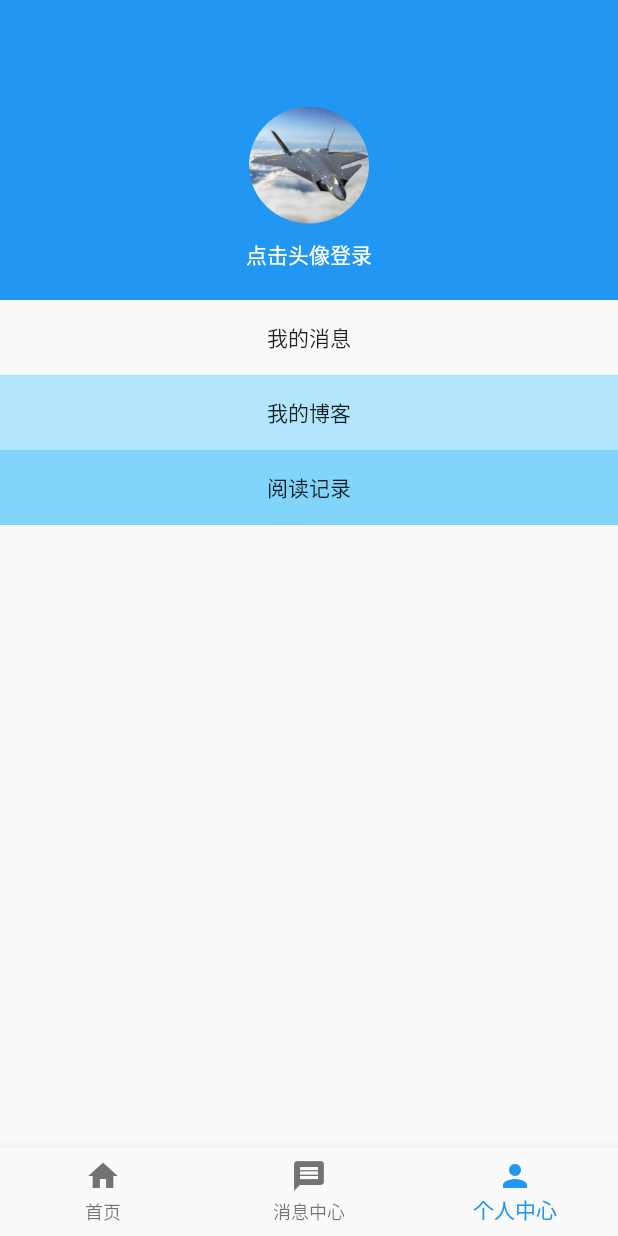
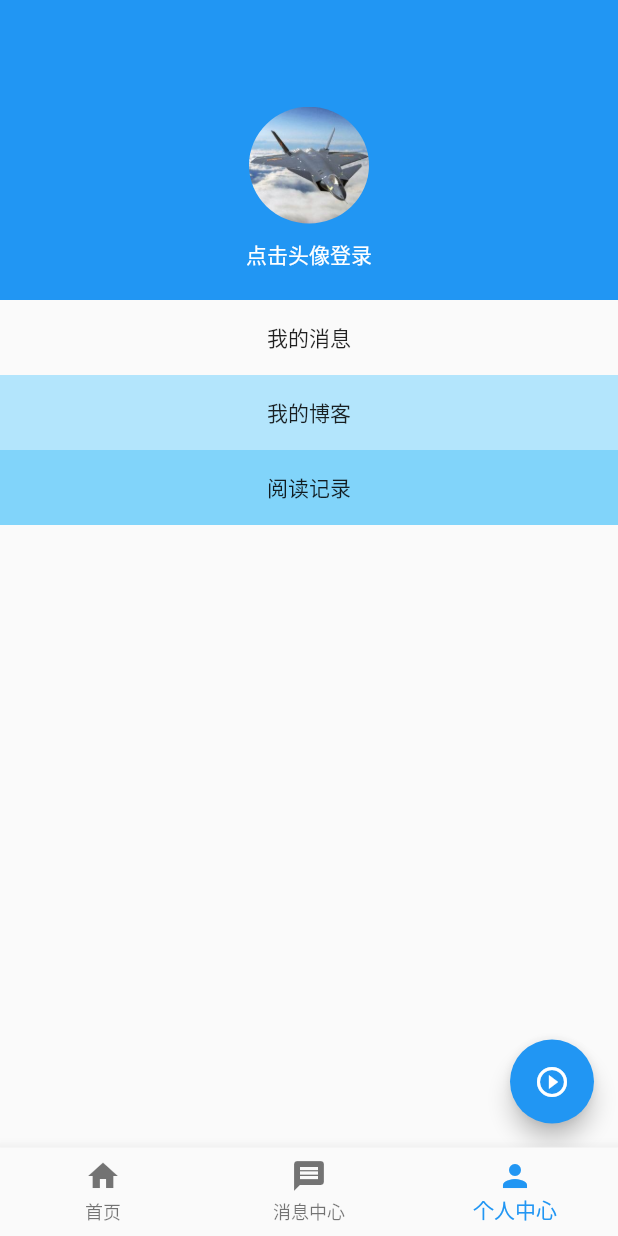
Before and after one commit to mcdull729/flutter_study_easy, a Flutter app: the screen it shows after launch, item 3 of the bottom bar chosen, on a phone screen of 412 x 824 dp. Run offline on Flutter 3.47's test engine with Material 2 defaults, Android fonts, the phone set to English and light mode, and no system bars; our stand-ins replace dio, shared_preferences, toast; missing offline and left inert: banner; accounts and stored records are empty; generated files the repository leaves out were written again; network calls fail.

Commit message:
登录接口调试通

```diff
--- a/jsons/base_response.json
+++ b/jsons/base_response.json
@@ -1,5 +1,5 @@
 {
   "errCode":"123",
   "errMsg":"123",
-  "data":"123"
+  "data": {}
 }
--- a/lib/main.dart
+++ b/lib/main.dart
@@ -9,10 +9,12 @@ import 'widget/my_drawer.dart';
 
 void main() {
   final userModel = UserModel();
+//  Global.init().then((e) {
   runApp(ChangeNotifierProvider.value(
     value: userModel,
     child: MyApp(),
   ));
+//  });
 }
 
 ///我们要实现一个基础的APP，它包含
--- a/lib/models/base_response.dart
+++ b/lib/models/base_response.dart
@@ -8,7 +8,7 @@ class Base_response {
 
     String errCode;
     String errMsg;
-    String data;
+    Map<String,dynamic> data;
 
     factory Base_response.fromJson(Map<String,dynamic> json) => _$Base_responseFromJson(json);
     Map<String, dynamic> toJson() => _$Base_responseToJson(this);
--- a/lib/net/dio_http.dart
+++ b/lib/net/dio_http.dart
@@ -24,6 +24,7 @@ class HttpManager {
     dio.options.baseUrl = "http://app.interface.caiduoduo.com/App.php";
     dio.options.connectTimeout = 5000;
     dio.options.receiveTimeout = 10000;
+    dio.options.contentType = Headers.formUrlEncodedContentType;
     dio.interceptors.add(LogInterceptor(request: true, responseBody: true));
   }
 
@@ -91,7 +92,7 @@ class HttpManager {
 //    print("base_response == $base_response");
 
 //    Map<String, dynamic> dataMap = json.decode(response.data);
-    if (base_response == null || base_response.errCode != 0) {
+    if (base_response == null || base_response.errCode != "Ok") {
       _error(errorCallBack, "错误码：" + base_response.errMsg.toString());
     } else if (suceessCallBack != null) {
       suceessCallBack(base_response);
--- a/lib/page/personal_page.dart
+++ b/lib/page/personal_page.dart
@@ -1,16 +1,57 @@
+import 'dart:convert';
+
 import 'package:flutter/material.dart';
-import 'package:provider/provider.dart';
+import 'package:flutter_study3/models/user_info.dart';
+import 'package:shared_preferences/shared_preferences.dart';
 
-import '../model/user_model.dart';
 import 'login_page.dart';
 
-class PersonalPage extends StatelessWidget {
-//  var userInfo;
+class PersonalPage extends StatefulWidget {
+  @override
+  State<StatefulWidget> createState() {
+    // TODO: implement createState
+    return _PersonalPageState();
+  }
+}
+
+class _PersonalPageState extends State<PersonalPage> {
   var listTitles = ["我的消息", "我的博客", "阅读记录"];
+  User_info user_info;
+  bool showLoading = true;
+
+  @override
+  void initState() {
+    super.initState();
+    getUserData();
+  }
 
   @override
   Widget build(BuildContext context) {
-    final userModel = Provider.of<UserModel>(context);
+//    final userModel = Provider.of<UserModel>(context);
+    return getBody();
+  }
+
+  getUserData() async {
+    await SharedPreferences.getInstance().then((sp) {
+      String js = sp.getString("userInfo");
+      debugPrint("js == $js");
+      setState(() {
+        showLoading = false;
+      });
+      if (js.isNotEmpty) {
+        setState(() {
+          user_info = User_info.fromJson(json.decode(js));
+        });
+      }
+    });
+  }
+
+  getBody() {
+    if (showLoading) {
+      return Center(
+        child: CircularProgressIndicator(),
+      );
+    } else {
       return Scaffold(
 //      appBar: AppBar(
 //        title: Text('个人中心'),
@@ -33,7 +74,7 @@ class PersonalPage extends StatelessWidget {
               flexibleSpace: InkWell(
                 //inkwell 可以实现触摸水波纹效果
                 onTap: () {
-                if (!userModel.isLogin) {
+                  if (user_info == null) {
                     Navigator.of(context).push(MaterialPageRoute(builder: (context) {
                       return LoginPage();
                     }));
@@ -43,7 +84,7 @@ class PersonalPage extends StatelessWidget {
                 child: Column(
                   mainAxisAlignment: MainAxisAlignment.end,
                   children: <Widget>[
-                  userModel.userInfo == null
+                    user_info == null
                         ? ClipOval(
                             child: Image.asset(
                               "assets/imgs/avatar.png",
@@ -65,7 +106,7 @@ class PersonalPage extends StatelessWidget {
                     Container(
                       margin: EdgeInsets.only(top: 10, bottom: 20),
                       child: Text(
-                      userModel.isLogin ? userModel.userInfo.toString() : "点击头像登录",
+                        user_info != null ? user_info.username : "点击头像登录",
                         style: TextStyle(color: Colors.white),
                       ),
                     ),
@@ -127,6 +168,22 @@ class PersonalPage extends StatelessWidget {
 //          ],
 //        ),
 //      ),
+        floatingActionButton: FloatingActionButton(
+          onPressed: () {
+            logOut();
+          },
+          child: Icon(Icons.play_circle_outline),
+        ),
       );
     }
   }
+
+  void logOut() async {
+    await SharedPreferences.getInstance().then((sp) {
+      sp.setString("userInfo", null);
+    });
+    setState(() {
+      user_info = null;
+    });
+  }
+}
--- a/pubspec.yaml
+++ b/pubspec.yaml
@@ -14,7 +14,7 @@ description: A new Flutter application.
 version: 1.0.0+1
 
 environment:
-  sdk: ">=2.1.0 <3.0.0"
+  sdk: ">=2.5.0 <3.0.0"
 
 dependencies:
   flutter:
@@ -32,6 +32,7 @@ dependencies:
 #  flutter_redux: ^0.6.0
 #  redux: ^4.0.0
   provider: ^3.0.0+1
+  shared_preferences: ^0.5.6
 
 dev_dependencies:
   flutter_test:
```
Also changed, not shown: lib/common/global.dart (added, +17 -0 lines), lib/page/login_page.dart (+13 -8 lines), lib/models/base_response.g.dart, pubspec.lock, 2 other files. Lines whose indentation alone changed are shown as unchanged.
